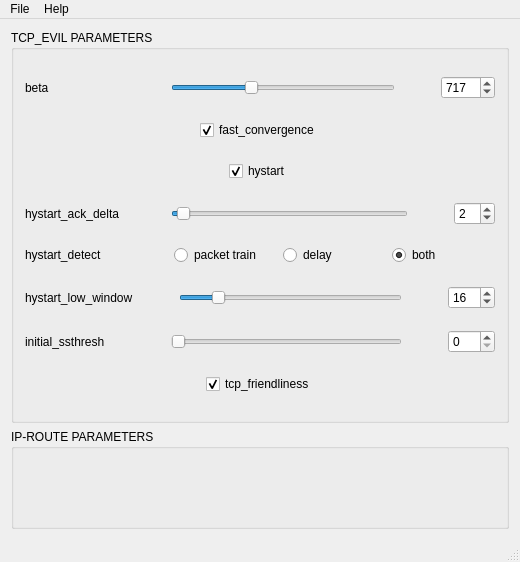
This is gui/SlidersOfEvil/mainwindow.ui in Gasparila/TCPTuner as Qt 5 draws it before an edit. The edited form follows.
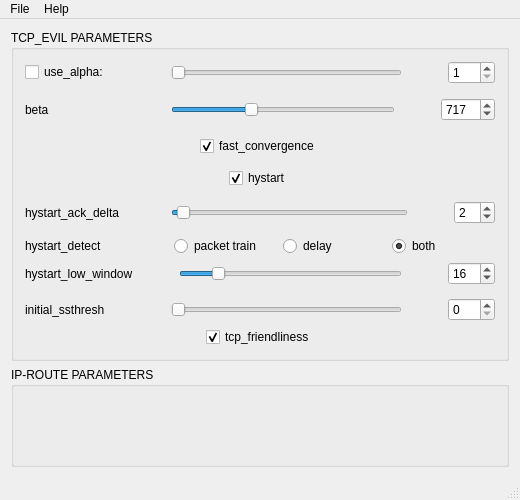
This is the edited form.

Commit message: Added initial implementation of alpha parameter

```diff
--- a/gui/SlidersOfEvil/mainwindow.ui
+++ b/gui/SlidersOfEvil/mainwindow.ui
@@ -7,7 +7,7 @@
     <x>0</x>
     <y>0</y>
     <width>520</width>
-    <height>562</height>
+    <height>500</height>
    </rect>
   </property>
   <property name="sizePolicy">
@@ -34,7 +34,7 @@
       </property>
       <layout class="QVBoxLayout" name="verticalLayout">
        <item>
-        <spacer name="verticalSpacer">
+        <spacer name="verticalSpacer_10">
          <property name="orientation">
           <enum>Qt::Vertical</enum>
          </property>
@@ -49,6 +49,109 @@
        <item>
         <layout class="QHBoxLayout" name="horizontalLayout">
          <item>
+          <widget class="QCheckBox" name="chk_use_alpha">
+           <property name="minimumSize">
+            <size>
+             <width>100</width>
+             <height>0</height>
+            </size>
+           </property>
+           <property name="text">
+            <string>use_alpha:</string>
+           </property>
+           <property name="checked">
+            <bool>false</bool>
+           </property>
+          </widget>
+         </item>
+         <item>
+          <spacer name="spacer_alpha_l">
+           <property name="orientation">
+            <enum>Qt::Horizontal</enum>
+           </property>
+           <property name="sizeType">
+            <enum>QSizePolicy::Minimum</enum>
+           </property>
+           <property name="sizeHint" stdset="0">
+            <size>
+             <width>40</width>
+             <height>20</height>
+            </size>
+           </property>
+          </spacer>
+         </item>
+         <item>
+          <widget class="QSlider" name="slider_alpha">
+           <property name="minimumSize">
+            <size>
+             <width>200</width>
+             <height>0</height>
+            </size>
+           </property>
+           <property name="minimum">
+            <number>1</number>
+           </property>
+           <property name="maximum">
+            <number>200</number>
+           </property>
+           <property name="value">
+            <number>1</number>
+           </property>
+           <property name="sliderPosition">
+            <number>1</number>
+           </property>
+           <property name="orientation">
+            <enum>Qt::Horizontal</enum>
+           </property>
+          </widget>
+         </item>
+         <item>
+          <spacer name="spacer_alpha_r">
+           <property name="orientation">
+            <enum>Qt::Horizontal</enum>
+           </property>
+           <property name="sizeType">
+            <enum>QSizePolicy::Minimum</enum>
+           </property>
+           <property name="sizeHint" stdset="0">
+            <size>
+             <width>40</width>
+             <height>20</height>
+            </size>
+           </property>
+          </spacer>
+         </item>
+         <item>
+          <widget class="QSpinBox" name="alpha_value">
+           <property name="minimum">
+            <number>1</number>
+           </property>
+           <property name="maximum">
+            <number>200</number>
+           </property>
+           <property name="value">
+            <number>1</number>
+           </property>
+          </widget>
+         </item>
+        </layout>
+       </item>
+       <item>
+        <spacer name="verticalSpacer">
+         <property name="orientation">
+          <enum>Qt::Vertical</enum>
+         </property>
+         <property name="sizeHint" stdset="0">
+          <size>
+           <width>20</width>
+           <height>9</height>
+          </size>
+         </property>
+        </spacer>
+       </item>
+       <item>
+        <layout class="QHBoxLayout" name="layout_beta">
+         <item>
           <widget class="QLabel" name="label_beta">
            <property name="minimumSize">
             <size>
@@ -62,7 +165,7 @@
           </widget>
          </item>
          <item>
-          <spacer name="spacer_beta">
+          <spacer name="spacer_beta_l">
            <property name="orientation">
             <enum>Qt::Horizontal</enum>
            </property>
@@ -100,7 +203,7 @@
           </widget>
          </item>
          <item>
-          <spacer name="spacer_beta_2">
+          <spacer name="spacer_beta_r">
            <property name="orientation">
             <enum>Qt::Horizontal</enum>
            </property>
```
Left out of the diff: 128 changed lines with no effect on the pictures. The commit also changes 3 other files.
